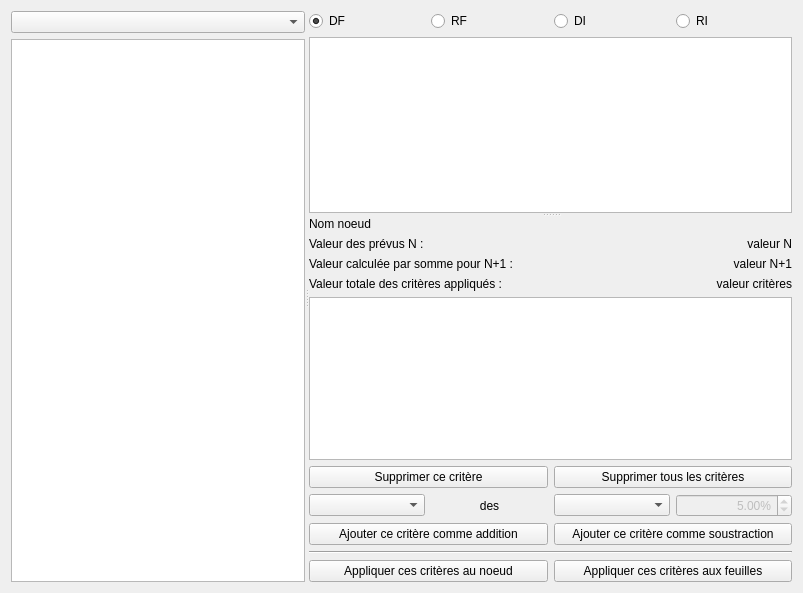
GiPiLab/ProtonClassicSuite, file formauditprevisions.ui: the form before one commit.
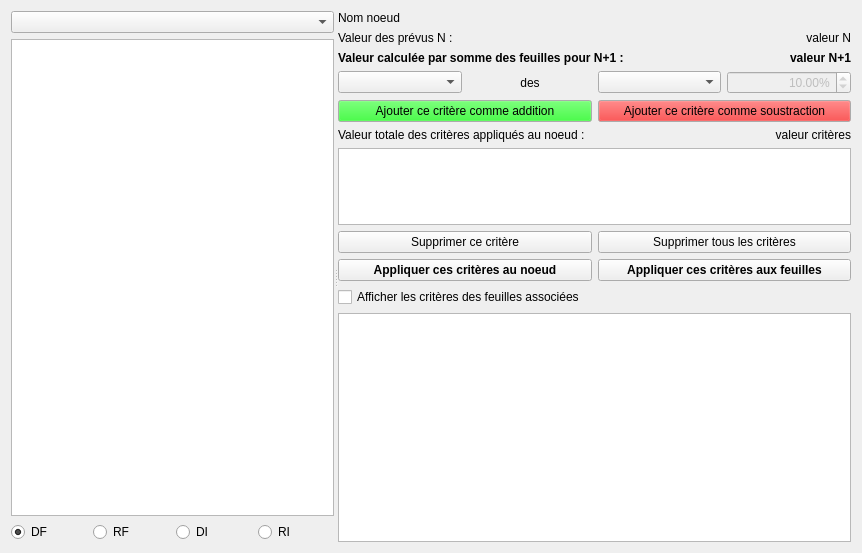
The form after the commit.

What changed in the file:
```diff
--- a/formauditprevisions.ui
+++ b/formauditprevisions.ui
@@ -6,26 +6,29 @@
    <rect>
     <x>0</x>
     <y>0</y>
-    <width>803</width>
-    <height>593</height>
+    <width>862</width>
+    <height>553</height>
    </rect>
   </property>
   <property name="windowTitle">
    <string>Form</string>
   </property>
-  <layout class="QHBoxLayout" name="horizontalLayout_2">
-   <item>
-    <widget class="QSplitter" name="splitter_2">
-     <property name="orientation">
-      <enum>Qt::Horizontal</enum>
-     </property>
-     <widget class="QWidget" name="layoutWidget">
       <layout class="QVBoxLayout" name="verticalLayout">
        <item>
-        <widget class="QComboBox" name="comboListPrevisions"/>
-       </item>
-       <item>
+    <widget class="QSplitter" name="splitter">
+     <property name="orientation">
+      <enum>Qt::Horizontal</enum>
+     </property>
+     <widget class="QWidget" name="">
+      <layout class="QGridLayout" name="gridLayout_2">
+       <item row="1" column="0" colspan="4">
         <widget class="QTreeView" name="treeView">
+         <property name="sizePolicy">
+          <sizepolicy hsizetype="Expanding" vsizetype="Expanding">
+           <horstretch>1</horstretch>
+           <verstretch>0</verstretch>
+          </sizepolicy>
+         </property>
          <property name="editTriggers">
           <set>QAbstractItemView::NoEditTriggers</set>
          </property>
@@ -37,17 +40,7 @@
          </attribute>
         </widget>
        </item>
-      </layout>
-     </widget>
-     <widget class="QSplitter" name="splitter">
-      <property name="orientation">
-       <enum>Qt::Vertical</enum>
-      </property>
-      <widget class="QWidget" name="layoutWidget">
-       <layout class="QGridLayout" name="gridLayout">
-        <item row="0" column="0" colspan="2">
-         <layout class="QHBoxLayout" name="horizontalLayout">
-          <item>
+       <item row="2" column="0">
            <widget class="QRadioButton" name="radioButtonDF">
             <property name="text">
              <string>DF</string>
@@ -57,157 +50,38 @@
             </property>
            </widget>
           </item>
-          <item>
+       <item row="2" column="1">
            <widget class="QRadioButton" name="radioButtonRF">
             <property name="text">
              <string>RF</string>
             </property>
            </widget>
           </item>
-          <item>
+       <item row="2" column="2">
            <widget class="QRadioButton" name="radioButtonDI">
             <property name="text">
              <string>DI</string>
             </property>
            </widget>
           </item>
-          <item>
+       <item row="2" column="3">
            <widget class="QRadioButton" name="radioButtonRI">
             <property name="text">
              <string>RI</string>
             </property>
            </widget>
           </item>
-         </layout>
-        </item>
-        <item row="1" column="0" colspan="2">
-         <widget class="QTextBrowser" name="textBrowser">
-          <property name="font">
-           <font>
-            <pointsize>8</pointsize>
-           </font>
-          </property>
-          <property name="lineWrapMode">
-           <enum>QTextEdit::NoWrap</enum>
-          </property>
-          <property name="readOnly">
-           <bool>true</bool>
-          </property>
-          <property name="openLinks">
-           <bool>false</bool>
-          </property>
-         </widget>
-        </item>
-       </layout>
-      </widget>
-      <widget class="QWidget" name="layoutWidget">
-       <layout class="QGridLayout" name="gridLayout_2">
-        <item row="9" column="2" colspan="2">
-         <widget class="QPushButton" name="pushButtonApplyToLeaves">
-          <property name="text">
-           <string>Appliquer ces critères aux feuilles</string>
-          </property>
-         </widget>
-        </item>
         <item row="0" column="0" colspan="4">
-         <widget class="QLabel" name="labelNodeName">
-          <property name="text">
-           <string>Nom noeud</string>
-          </property>
-          <property name="wordWrap">
-           <bool>true</bool>
-          </property>
-         </widget>
-        </item>
-        <item row="1" column="0" colspan="2">
-         <widget class="QLabel" name="label_2">
-          <property name="text">
-           <string>Valeur des prévus N :</string>
-          </property>
-         </widget>
-        </item>
-        <item row="1" column="2" colspan="2">
-         <widget class="QLabel" name="labelValueN">
-          <property name="text">
-           <string>valeur N</string>
-          </property>
-          <property name="alignment">
-           <set>Qt::AlignRight|Qt::AlignTrailing|Qt::AlignVCenter</set>
-          </property>
-         </widget>
-        </item>
-        <item row="2" column="0" colspan="2">
-         <widget class="QLabel" name="label_4">
-          <property name="text">
-           <string>Valeur calculée par somme pour N+1 :</string>
-          </property>
-         </widget>
-        </item>
-        <item row="2" column="2" colspan="2">
-         <widget class="QLabel" name="labelValueNplus1">
-          <property name="text">
-           <string>valeur N+1</string>
-          </property>
-          <property name="alignment">
-           <set>Qt::AlignRight|Qt::AlignTrailing|Qt::AlignVCenter</set>
-          </property>
-         </widget>
-        </item>
-        <item row="5" column="2" colspan="2">
-         <widget class="QPushButton" name="pushButtonDeleteAll">
-          <property name="text">
-           <string>Supprimer tous les critères</string>
-          </property>
-         </widget>
-        </item>
-        <item row="5" column="0" colspan="2">
-         <widget class="QPushButton" name="pushButtonDelCriteria">
-          <property name="text">
-           <string>Supprimer ce critère</string>
-          </property>
-         </widget>
-        </item>
-        <item row="4" column="0" colspan="4">
-         <widget class="QTableView" name="tableViewCriteria">
-          <property name="sizePolicy">
-           <sizepolicy hsizetype="Expanding" vsizetype="Maximum">
-            <horstretch>0</horstretch>
-            <verstretch>0</verstretch>
-           </sizepolicy>
-          </property>
-          <property name="editTriggers">
-           <set>QAbstractItemView::NoEditTriggers</set>
-          </property>
-          <property name="selectionMode">
-           <enum>QAbstractItemView::SingleSelection</enum>
-          </property>
-          <property name="selectionBehavior">
-           <enum>QAbstractItemView::SelectRows</enum>
-          </property>
-          <property name="wordWrap">
-           <bool>false</bool>
-          </property>
-          <property name="cornerButtonEnabled">
-           <bool>false</bool>
-          </property>
-          <attribute name="horizontalHeaderStretchLastSection">
-           <bool>true</bool>
-          </attribute>
-          <attribute name="verticalHeaderVisible">
-           <bool>false</bool>
-          </attribute>
-          <attribute name="verticalHeaderDefaultSectionSize">
-           <number>21</number>
-          </attribute>
-         </widget>
-        </item>
-        <item row="6" column="0">
+        <widget class="QComboBox" name="comboListPrevisions"/>
+       </item>
+      </layout>
+     </widget>
+     <widget class="QWidget" name="">
+      <layout class="QGridLayout" name="gridLayout">
+       <item row="3" column="0">
          <widget class="QComboBox" name="comboBoxOperators"/>
         </item>
-        <item row="6" column="2">
-         <widget class="QComboBox" name="comboBoxORED"/>
-        </item>
-        <item row="6" column="1">
+       <item row="3" column="1">
          <widget class="QLabel" name="label_3">
           <property name="text">
            <string>des</string>
@@ -217,14 +91,74 @@
           </property>
          </widget>
         </item>
-        <item row="7" column="0" colspan="2">
+       <item row="4" column="0" colspan="2">
          <widget class="QPushButton" name="pushButtonAddCriteriaToAdd">
+         <property name="palette">
+          <palette>
+           <active>
+            <colorrole role="Button">
+             <brush brushstyle="SolidPattern">
+              <color alpha="255">
+               <red>0</red>
+               <green>255</green>
+               <blue>0</blue>
+              </color>
+             </brush>
+            </colorrole>
+           </active>
+           <inactive>
+            <colorrole role="Button">
+             <brush brushstyle="SolidPattern">
+              <color alpha="255">
+               <red>0</red>
+               <green>255</green>
+               <blue>0</blue>
+              </color>
+             </brush>
+            </colorrole>
+           </inactive>
+           <disabled>
+            <colorrole role="Button">
+             <brush brushstyle="SolidPattern">
+              <color alpha="255">
+               <red>0</red>
+               <green>255</green>
+               <blue>0</blue>
+              </color>
+             </brush>
+            </colorrole>
+           </disabled>
+          </palette>
+         </property>
           <property name="text">
            <string>Ajouter ce critère comme addition</string>
           </property>
          </widget>
         </item>
-        <item row="6" column="3">
+       <item row="7" column="0" colspan="2">
+        <widget class="QPushButton" name="pushButtonDelCriteria">
+         <property name="text">
+          <string>Supprimer ce critère</string>
+         </property>
+        </widget>
+       </item>
+       <item row="8" column="0" colspan="2">
+        <widget class="QPushButton" name="pushButtonApplyToNode">
+         <property name="font">
+          <font>
+           <weight>75</weight>
+           <bold>true</bold>
+          </font>
+         </property>
+         <property name="text">
+          <string>Appliquer ces critères au noeud</string>
+         </property>
+        </widget>
+       </item>
+       <item row="3" column="2">
+        <widget class="QComboBox" name="comboBoxORED"/>
+       </item>
+       <item row="3" column="3">
          <widget class="QDoubleSpinBox" name="doubleSpinBox">
           <property name="enabled">
            <bool>false</bool>
@@ -245,32 +179,167 @@
            <double>9999999999.000000000000000</double>
           </property>
           <property name="value">
-           <double>5.000000000000000</double>
+          <double>10.000000000000000</double>
           </property>
          </widget>
         </item>
-        <item row="7" column="2" colspan="2">
+       <item row="4" column="2" colspan="2">
          <widget class="QPushButton" name="pushButtonAddCriteriaToSubstract">
+         <property name="palette">
+          <palette>
+           <active>
+            <colorrole role="Button">
+             <brush brushstyle="SolidPattern">
+              <color alpha="255">
+               <red>255</red>
+               <green>0</green>
+               <blue>0</blue>
+              </color>
+             </brush>
+            </colorrole>
+           </active>
+           <inactive>
+            <colorrole role="Button">
+             <brush brushstyle="SolidPattern">
+              <color alpha="255">
+               <red>255</red>
+               <green>0</green>
+               <blue>0</blue>
+              </color>
+             </brush>
+            </colorrole>
+           </inactive>
+           <disabled>
+            <colorrole role="Button">
+             <brush brushstyle="SolidPattern">
+              <color alpha="255">
+               <red>255</red>
+               <green>0</green>
+               <blue>0</blue>
+              </color>
+             </brush>
+            </colorrole>
+           </disabled>
+          </palette>
+         </property>
           <property name="text">
            <string>Ajouter ce critère comme soustraction</string>
           </property>
          </widget>
         </item>
-        <item row="9" column="0" colspan="2">
-         <widget class="QPushButton" name="pushButtonApplyToNode">
+       <item row="6" column="0" colspan="4">
+        <widget class="QTableView" name="tableViewCriteria">
+         <property name="sizePolicy">
+          <sizepolicy hsizetype="Expanding" vsizetype="Expanding">
+           <horstretch>2</horstretch>
+           <verstretch>1</verstretch>
+          </sizepolicy>
+         </property>
+         <property name="editTriggers">
+          <set>QAbstractItemView::NoEditTriggers</set>
+         </property>
+         <property name="selectionMode">
+          <enum>QAbstractItemView::SingleSelection</enum>
+         </property>
+         <property name="selectionBehavior">
+          <enum>QAbstractItemView::SelectRows</enum>
+         </property>
+         <property name="wordWrap">
+          <bool>false</bool>
+         </property>
+         <property name="cornerButtonEnabled">
+          <bool>false</bool>
+         </property>
+         <attribute name="horizontalHeaderStretchLastSection">
+          <bool>true</bool>
+         </attribute>
+         <attribute name="verticalHeaderVisible">
+          <bool>false</bool>
+         </attribute>
+         <attribute name="verticalHeaderDefaultSectionSize">
+          <number>21</number>
+         </attribute>
+        </widget>
+       </item>
+       <item row="7" column="2" colspan="2">
+        <widget class="QPushButton" name="pushButtonDeleteAll">
           <property name="text">
-           <string>Appliquer ces critères au noeud</string>
+          <string>Supprimer tous les critères</string>
           </property>
          </widget>
         </item>
-        <item row="8" column="0" colspan="4">
-         <widget class="Line" name="line">
-          <property name="orientation">
-           <enum>Qt::Horizontal</enum>
-          </property>
-         </widget>
-        </item>
-        <item row="3" column="2" colspan="2">
+       <item row="8" column="2" colspan="2">
+        <widget class="QPushButton" name="pushButtonApplyToLeaves">
+         <property name="font">
+          <font>
+           <weight>75</weight>
+           <bold>true</bold>
+          </font>
+         </property>
+         <property name="text">
+          <string>Appliquer ces critères aux feuilles</string>
+         </property>
+        </widget>
+       </item>
+       <item row="9" column="0" colspan="4">
+        <widget class="QCheckBox" name="checkBoxDisplayLeafCriteria">
+         <property name="text">
+          <string>Afficher les critères des feuilles associées</string>
+         </property>
+        </widget>
+       </item>
+       <item row="10" column="0" colspan="4">
+        <widget class="QTextBrowser" name="textBrowser">
+         <property name="sizePolicy">
+          <sizepolicy hsizetype="Expanding" vsizetype="Expanding">
+           <horstretch>2</horstretch>
+           <verstretch>3</verstretch>
+          </sizepolicy>
+         </property>
+         <property name="font">
+          <font>
+           <pointsize>8</pointsize>
+          </font>
+         </property>
+         <property name="lineWrapMode">
+          <enum>QTextEdit::NoWrap</enum>
+         </property>
+         <property name="readOnly">
+          <bool>true</bool>
+         </property>
+         <property name="openLinks">
+          <bool>false</bool>
+         </property>
+        </widget>
+       </item>
+       <item row="1" column="0" colspan="2">
+        <widget class="QLabel" name="label_2">
+         <property name="text">
+          <string>Valeur des prévus N :</string>
+         </property>
+        </widget>
+       </item>
+       <item row="1" column="2" colspan="2">
+        <widget class="QLabel" name="labelValueN">
+         <property name="text">
+          <string>valeur N</string>
+         </property>
+         <property name="alignment">
+          <set>Qt::AlignRight|Qt::AlignTrailing|Qt::AlignVCenter</set>
+         </property>
+        </widget>
+       </item>
+       <item row="0" column="0" colspan="4">
+        <widget class="QLabel" name="labelNodeName">
+         <property name="text">
+          <string>Nom noeud</string>
+         </property>
+         <property name="wordWrap">
+          <bool>true</bool>
+         </property>
+        </widget>
+       </item>
+       <item row="5" column="3">
          <widget class="QLabel" name="labelValuePrevisionItem">
           <property name="text">
            <string>valeur critères</string>
@@ -280,15 +349,43 @@
           </property>
          </widget>
         </item>
-        <item row="3" column="0" colspan="2">
+       <item row="5" column="0" colspan="3">
          <widget class="QLabel" name="label">
           <property name="text">
-           <string>Valeur totale des critères appliqués :</string>
+          <string>Valeur totale des critères appliqués au noeud :</string>
+         </property>
+        </widget>
+       </item>
+       <item row="2" column="3">
+        <widget class="QLabel" name="labelValueNplus1">
+         <property name="font">
+          <font>
+           <weight>75</weight>
+           <bold>true</bold>
+          </font>
+         </property>
+         <property name="text">
+          <string>valeur N+1</string>
+         </property>
+         <property name="alignment">
+          <set>Qt::AlignRight|Qt::AlignTrailing|Qt::AlignVCenter</set>
+         </property>
+        </widget>
+       </item>
+       <item row="2" column="0" colspan="3">
+        <widget class="QLabel" name="label_4">
+         <property name="font">
+          <font>
+           <weight>75</weight>
+           <bold>true</bold>
+          </font>
+         </property>
+         <property name="text">
+          <string>Valeur calculée par somme des feuilles pour N+1 :</string>
           </property>
          </widget>
         </item>
        </layout>
-      </widget>
      </widget>
     </widget>
    </item>
```
Lines whose indentation alone changed are shown as unchanged.
